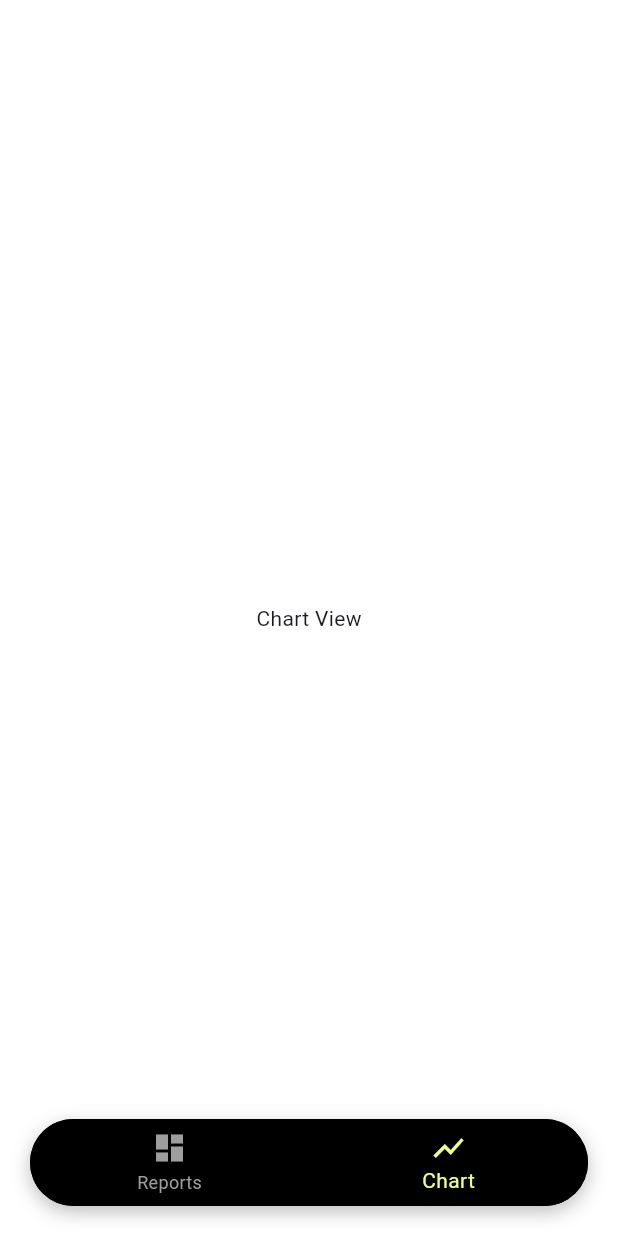
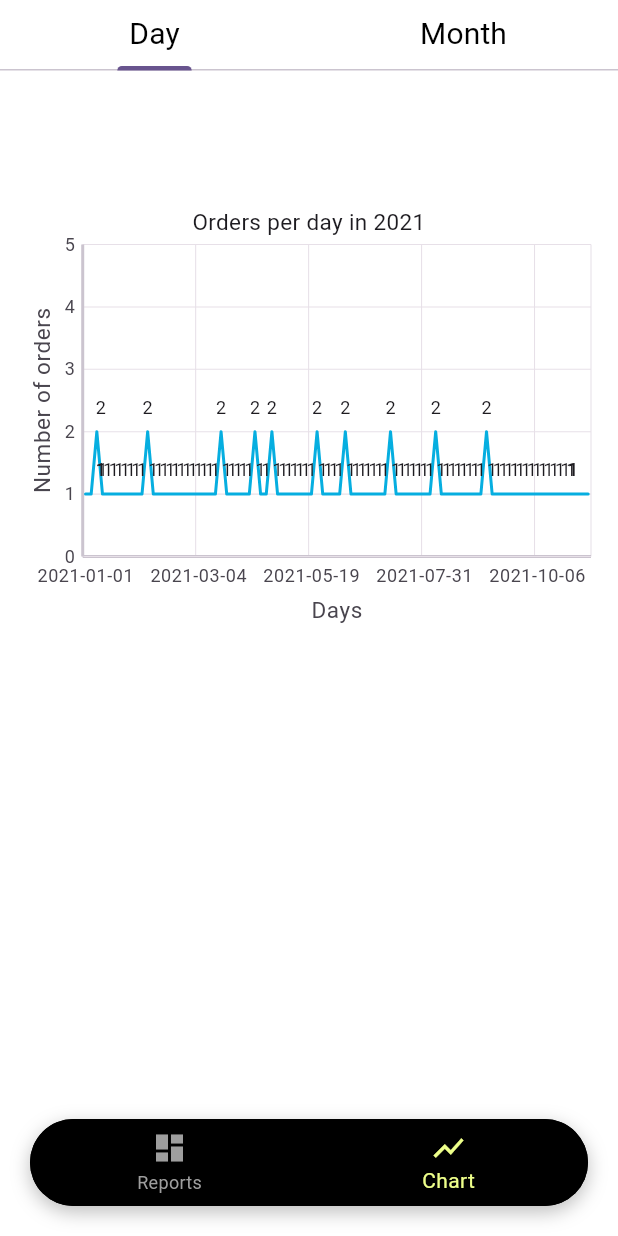
Before and after one commit to youssefhedefa/financial_report_app, a Flutter app: the screen it shows after launch, item 2 of the bottom bar chosen, on a phone screen of 412 x 824 dp. Run offline on Flutter 3.47's test engine with Material 3 defaults, Android fonts, the phone set to English and light mode, and no system bars; our stand-ins replace flutter_bloc, get_it, syncfusion_flutter_charts; missing offline and left inert: dart:ffi.

Commit message:
Refactor graph repo and add month method.

```diff
--- a/lib/core/component/manager_app_view/presentation/ui/manager_app_view.dart
+++ b/lib/core/component/manager_app_view/presentation/ui/manager_app_view.dart
@@ -1,5 +1,7 @@
 import 'package:financial_report_app/core/component/widgets/custom_bottom_nav_bar.dart';
 import 'package:financial_report_app/core/di/di.dart';
+import 'package:financial_report_app/features/graph/presentation/manager/graph_cubit/graph_cubit.dart';
+import 'package:financial_report_app/features/graph/presentation/ui/graph_view.dart';
 import 'package:financial_report_app/features/metrics/presentation/manager/get_matric_data_cubit/get_matric_data_cubit.dart';
 import 'package:financial_report_app/features/metrics/presentation/ui/metrics_view.dart';
 import 'package:flutter/material.dart';
@@ -19,7 +21,10 @@ class _ManagerAppViewState extends State<ManagerAppView> {
       create: (context) => getIt<GetMetricDataCubit>()..getMetricData(),
         child: const MetricsView(),
     ),
-    const Center(child: Text('Chart View')),
+    BlocProvider(
+      create: (context) => getIt<GraphCubit>()..fetchChartDataForDay(),
+        child: const GraphView(),
+    ),
   ];
 
   changeIndex(int index) {
--- a/lib/core/helper/app_text_style.dart
+++ b/lib/core/helper/app_text_style.dart
@@ -12,4 +12,10 @@ class AppTextStyle{
     color: Colors.black,
     fontWeight: FontWeight.w400,
   );
+
+  static const TextStyle font20BlackRegular = TextStyle(
+    fontSize: 20,
+    color: Colors.black,
+    fontWeight: FontWeight.w400,
+  );
 }
--- a/lib/features/graph/domain/repo/graph_repo.dart
+++ b/lib/features/graph/domain/repo/graph_repo.dart
@@ -1,5 +1,6 @@
 import 'package:financial_report_app/features/graph/domain/entity/chart_entity.dart';
 
 abstract class GraphRepo {
-  Future<List<ChartEntity>> fetchChartData();
+  Future<List<ChartEntity>> fetchDayChartData();
+  Future<List<ChartEntity>> fetchMonthChartData();
 }
--- /dev/null
+++ b/lib/features/graph/presentation/manager/graph_cubit/graph_states.dart
@@ -0,0 +1,26 @@
+import 'package:financial_report_app/features/graph/domain/entity/chart_entity.dart';
+
+enum GraphStatesEnum { initial, loading, success, error }
+
+class GraphState {
+  final GraphStatesEnum state;
+  final String? message;
+  final List<ChartEntity>? data;
+  final bool? isDay;
+
+  GraphState({required this.state, this.message, this.data, this.isDay});
+
+  GraphState copyWith({
+    GraphStatesEnum? state,
+    String? message,
+    List<ChartEntity>? data,
+    bool? isDay,
+  }) {
+    return GraphState(
+        state: state ?? this.state,
+        message: message ?? this.message,
+        data: data ?? this.data,
+        isDay: isDay ?? this.isDay
+    );
+  }
+}
--- /dev/null
+++ b/lib/features/graph/presentation/ui/graph_view.dart
@@ -0,0 +1,43 @@
+import 'package:financial_report_app/features/graph/presentation/manager/graph_cubit/graph_cubit.dart';
+import 'package:financial_report_app/features/graph/presentation/manager/graph_cubit/graph_states.dart';
+import 'package:financial_report_app/features/graph/presentation/ui/widgets/custom_tab_bar.dart';
+import 'package:financial_report_app/features/graph/presentation/ui/widgets/graph_body.dart';
+import 'package:flutter/material.dart';
+import 'package:flutter_bloc/flutter_bloc.dart';
+
+class GraphView extends StatelessWidget {
+  const GraphView({super.key});
+
+  @override
+  Widget build(BuildContext context) {
+    return SafeArea(
+      child: Column(
+        children: [
+          // create tab bar
+          CustomTabBar(),
+          BlocBuilder<GraphCubit, GraphState>(
+            builder: (context, state) {
+              if (state.state == GraphStatesEnum.loading) {
+                return const Center(
+                  child: CircularProgressIndicator(),
+                );
+              } else if (state.state == GraphStatesEnum.success) {
+                return Center(
+                  child: GraphBody(
+                    data: state.data ?? [],
+                    isDay: state.isDay ?? true,
+                  ),
+                );
+              } else if (state.state == GraphStatesEnum.error) {
+                return Center(
+                  child: Text(state.message ?? 'Error'),
+                );
+              }
+              return const SizedBox();
+            },
+          ),
+        ],
+      ),
+    );
+  }
+}
--- /dev/null
+++ b/lib/features/graph/presentation/ui/widgets/custom_tab_bar.dart
@@ -0,0 +1,47 @@
+import 'package:financial_report_app/core/helper/app_text_style.dart';
+import 'package:financial_report_app/features/graph/presentation/manager/graph_cubit/graph_cubit.dart';
+import 'package:flutter/material.dart';
+import 'package:flutter_bloc/flutter_bloc.dart';
+
+class CustomTabBar extends StatelessWidget {
+  const CustomTabBar({super.key});
+
+  @override
+  Widget build(BuildContext context) {
+    return TabBar(
+      onTap: (index) {
+        if (index == 0) {
+          context.read<GraphCubit>().fetchChartDataForDay();
+        } else {
+          context.read<GraphCubit>().fetchChartDataForMonth();
+        }
+      },
+      controller: TabController(
+        length: 2,
+        vsync: Scaffold.of(context),
+      ),
+      tabs: const [
+        CustomTab(title: 'Day'),
+        CustomTab(title: 'Month'),
+      ],
+    );
+  }
+}
+
+
+class CustomTab extends StatelessWidget {
+  const CustomTab({super.key, required this.title});
+
+  final String title;
+
+  @override
+  Widget build(BuildContext context) {
+    return Padding(
+        padding: const EdgeInsets.all(8.0),
+        child: Text(
+            title,
+            style: AppTextStyle.font20BlackRegular,
+        ),
+    );
+  }
+}
--- /dev/null
+++ b/lib/features/graph/presentation/ui/widgets/graph_body.dart
@@ -0,0 +1,62 @@
+import 'package:financial_report_app/features/graph/domain/entity/chart_entity.dart';
+import 'package:flutter/material.dart';
+import 'package:syncfusion_flutter_charts/charts.dart';
+
+class GraphBody extends StatelessWidget {
+  const GraphBody({super.key, required this.data, required this.isDay});
+
+  final List<ChartEntity> data;
+  final bool isDay;
+
+  @override
+  Widget build(BuildContext context) {
+    return Padding(
+      padding: const EdgeInsets.symmetric(
+          horizontal: 8.0,
+        vertical: 80
+      ),
+      child: SfCartesianChart(
+        plotAreaBorderWidth: 0,
+        title: ChartTitle(
+          text: 'Orders per ${isDay ? 'day': 'month'} in 2021',
+        ),
+        primaryXAxis: CategoryAxis(
+          labelIntersectAction: AxisLabelIntersectAction.rotate45,
+          title: AxisTitle(text: isDay ? 'Days': 'Months'),
+          axisLine: const AxisLine(width: 2),
+          majorTickLines: const MajorTickLines(size: 0),
+        ),
+        primaryYAxis: NumericAxis(
+          minimum: 0,
+          maximum: isDay ? 5 : 20,
+          interval: 1,
+          labelFormat: '{value}',
+          title: const AxisTitle(text: 'Number of orders'),
+          axisLine: const AxisLine(width: 2),
+          majorTickLines: const MajorTickLines(size: 0),
+        ),
+        series: _buildLineSeries(),
+        trackballBehavior: TrackballBehavior(
+          enable: true,
+          activationMode: ActivationMode.singleTap,
+          tooltipSettings: const InteractiveTooltip(format: 'point.x : point.y'),
+        ),
+      ),
+    );
+  }
+
+  List<LineSeries<ChartEntity, String>> _buildLineSeries() {
+    if (data.isNotEmpty) {
+      return [
+        LineSeries<ChartEntity, String>(
+          dataSource: data,
+          xValueMapper: (ChartEntity entity, _) => entity.month,
+          yValueMapper: (ChartEntity entity, _) => entity.numberOfOrders,
+          name: 'Orders',
+          dataLabelSettings: const DataLabelSettings(isVisible: true),
+        )
+      ];
+    }
+    return [];
+  }
+}
--- a/pubspec.yaml
+++ b/pubspec.yaml
@@ -17,7 +17,7 @@ dependencies:
   flutter_bloc: ^8.1.6
   bloc: ^8.1.4
   get_it: ^8.0.3
-  syncfusion_flutter_charts: ^28.1.37
+  syncfusion_flutter_charts: 27.2.5
 
 dev_dependencies:
   flutter_test:
```
Also changed, not shown: lib/core/data/repos_imple/graph_repo_imple.dart (+26 -3 lines), lib/core/di/di.dart (+14 -0 lines), lib/features/graph/presentation/manager/graph_cubit/graph_cubit.dart (added, +45 -0 lines), pubspec.lock.
